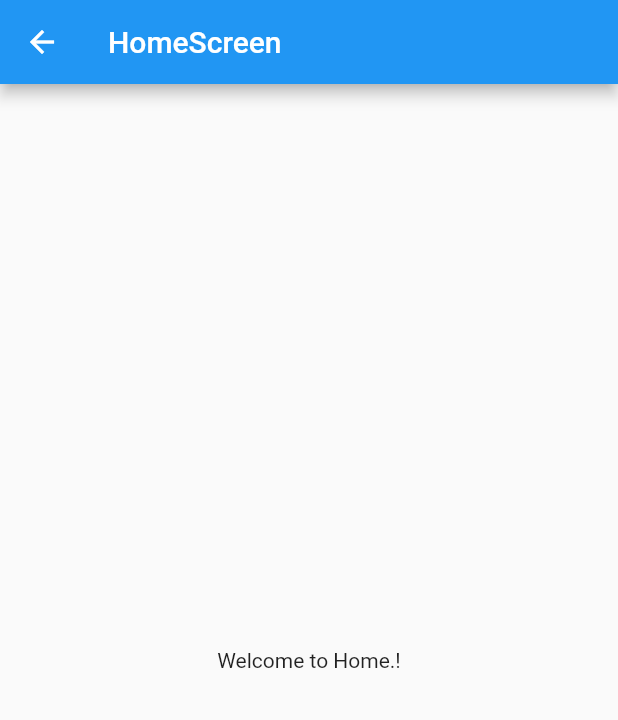
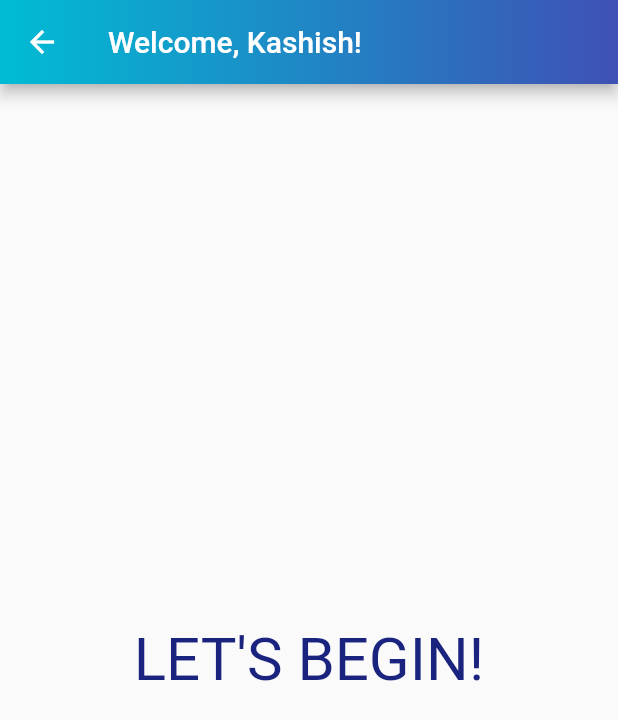
Before and after one commit to kashishmadan/GrasshopperX, a Flutter app: the HomeScreen screen opened by its route, on a phone screen of 412 x 824 dp. Shown: the top 720 px of the screen. Run offline on Flutter 3.47's test engine with Material 2 defaults, Android fonts, the phone set to English and light mode, and no system bars; our stand-ins replace gradient_app_bar.

Commit message:
First commit

```diff
--- a/lib/homescreen.dart
+++ b/lib/homescreen.dart
@@ -1,4 +1,5 @@
 import 'package:flutter/material.dart';
+import 'package:gradient_app_bar/gradient_app_bar.dart';
 class HomeScreen extends StatefulWidget {
   @override
   _HomeScreenState createState() => new _HomeScreenState();
@@ -8,11 +9,13 @@ class _HomeScreenState extends State<HomeScreen> {
   @override
   Widget build(BuildContext context) {
     return new Scaffold(
-      appBar: new AppBar(
-        title: new Text('HomeScreen'),
+      appBar: GradientAppBar(
+        title: Text('Welcome, Kashish!'),
+        backgroundColorStart: Colors.cyan,
+        backgroundColorEnd: Colors.indigo,
       ),
-      body: new Center(
-        child: new Text('Welcome to Home.!'),
+      body: Center(
+        child: Text("LET'S BEGIN!",style: TextStyle(fontSize: 40.0,color: Colors.indigo[900]),)
       ),
     );
   }
--- a/pubspec.yaml
+++ b/pubspec.yaml
@@ -17,6 +17,7 @@ environment:
   sdk: ">=2.1.0 <3.0.0"
 
 dependencies:
+  gradient_app_bar: ^0.0.1
   flutter:
     sdk: flutter
 
```
Also changed, not shown: lib/main.dart (+7 -4 lines), assets/home_image_grasshopperx.jpeg (added), pubspec.lock.
